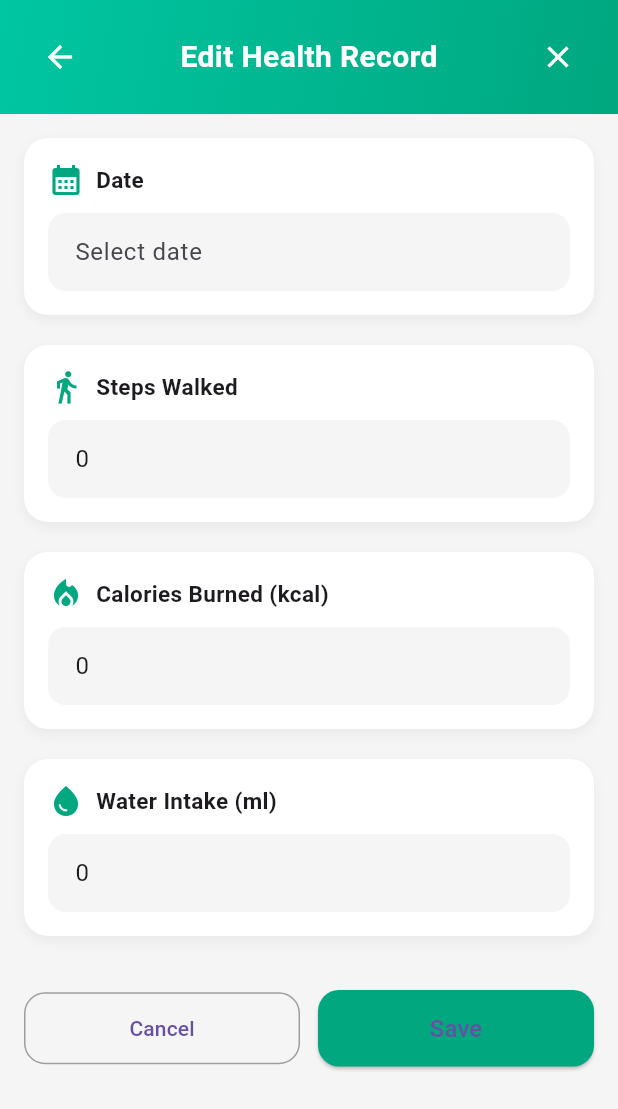
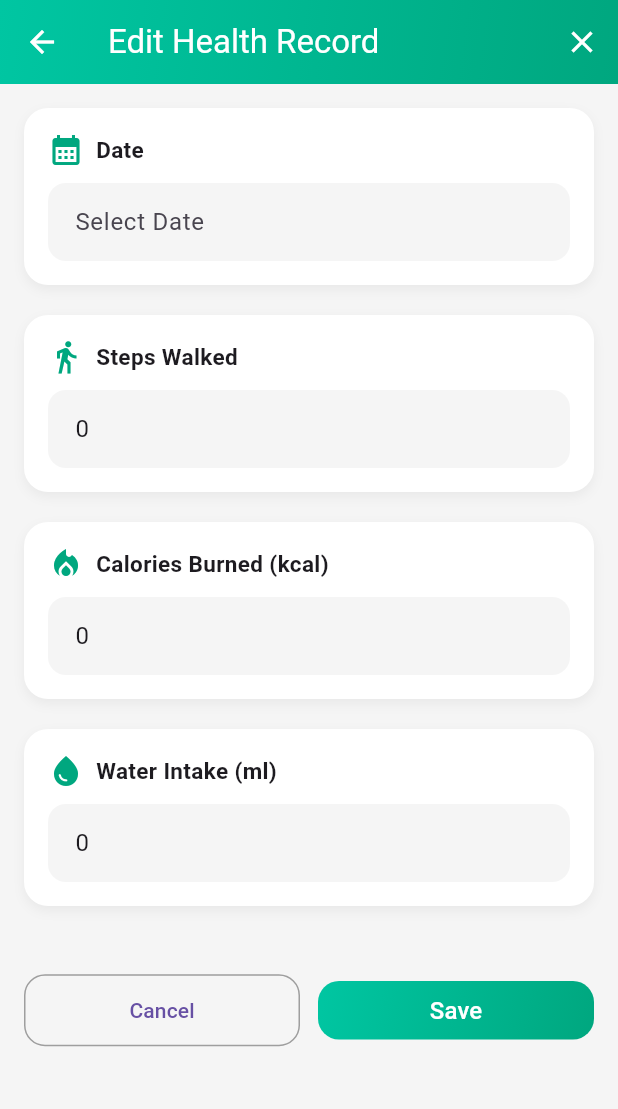
Before and after one commit to Ishini-Edirisinghe/MAD-CW-1-A, a Flutter app: the EditRecordScreen screen opened directly with empty values, on a phone screen of 412 x 824 dp. Shown: the top 1109 px of the screen. Run offline on Flutter 3.47's test engine with Material 3 defaults, Android fonts, the phone set to English and light mode, and no system bars; our stand-ins replace fl_chart, sqflite; accounts and stored records are empty.

Commit message:
add edit screen ui issue fixes

```diff
--- a/lib/features/edit_record_screen.dart
+++ b/lib/features/edit_record_screen.dart
@@ -18,10 +18,15 @@ class _EditRecordScreenState extends State<EditRecordScreen> {
   late TextEditingController caloriesController;
   late TextEditingController waterController;
 
+  final Gradient _gradient = const LinearGradient(
+    colors: [Color(0xFF00C6A2), Color(0xFF00A77F)],
+    begin: Alignment.topLeft,
+    end: Alignment.bottomRight,
+  );
+
   @override
   void initState() {
     super.initState();
-
     dateController = TextEditingController(text: widget.record.date);
     stepsController = TextEditingController(
       text: widget.record.steps.toString(),
@@ -75,68 +80,86 @@ class _EditRecordScreenState extends State<EditRecordScreen> {
     );
 
     await DatabaseHandler.instance.updateRecord(updatedRecord);
-
-    if (mounted) {
-      Navigator.pop(context);
-    }
+    if (mounted) Navigator.pop(context, true);
   }
 
   @override
   Widget build(BuildContext context) {
     return Scaffold(
       backgroundColor: Colors.grey.shade100,
-      body: SafeArea(
-        child: Column(
-          children: [
-            _buildHeader(),
-            Expanded(
-              child: SingleChildScrollView(
+      appBar: _buildHeader(),
+      body: SingleChildScrollView(
         padding: const EdgeInsets.all(16),
         child: Column(
           children: [
-                    _buildInputCard(
-                      label: "Date",
-                      icon: Icons.calendar_month,
-                      child: TextField(
+            _buildCard(
+              "Date",
+              Icons.calendar_month,
+              TextField(
                 controller: dateController,
                 readOnly: true,
                 onTap: pickDate,
-                        decoration: _inputDecoration("Select date"),
+                decoration: _inputDecoration("Select Date"),
               ),
             ),
-                    _buildInputCard(
-                      label: "Steps Walked",
-                      icon: Icons.directions_walk,
-                      child: TextField(
+            _buildCard(
+              "Steps Walked",
+              Icons.directions_walk,
+              TextField(
                 controller: stepsController,
                 keyboardType: TextInputType.number,
                 decoration: _inputDecoration("e.g., 8500"),
               ),
             ),
-                    _buildInputCard(
-                      label: "Calories Burned (kcal)",
-                      icon: Icons.local_fire_department,
-                      child: TextField(
+            _buildCard(
+              "Calories Burned (kcal)",
+              Icons.local_fire_department,
+              TextField(
                 controller: caloriesController,
                 keyboardType: TextInputType.number,
                 decoration: _inputDecoration("e.g., 420"),
               ),
             ),
-                    _buildInputCard(
-                      label: "Water Intake (ml)",
-                      icon: Icons.water_drop,
-                      child: TextField(
+            _buildCard(
+              "Water Intake (ml)",
+              Icons.water_drop,
+              TextField(
                 controller: waterController,
                 keyboardType: TextInputType.number,
                 decoration: _inputDecoration("e.g., 2100"),
               ),
             ),
             const SizedBox(height: 16),
-                    _buildButtons(),
+
+            // SAME BUTTONS AS ADD SCREEN
+            _buildButtons(_saveRecord),
             const SizedBox(height: 24),
           ],
         ),
       ),
+    );
+  }
+
+  PreferredSizeWidget _buildHeader() {
+    return PreferredSize(
+      preferredSize: const Size.fromHeight(kToolbarHeight),
+      child: Container(
+        decoration: BoxDecoration(gradient: _gradient),
+        child: AppBar(
+          title: const Text(
+            "Edit Health Record",
+            style: TextStyle(color: Colors.white),
+          ),
+          backgroundColor: Colors.transparent,
+          elevation: 0,
+          leading: IconButton(
+            icon: const Icon(Icons.arrow_back, color: Colors.white),
+            onPressed: () => Navigator.pop(context),
+          ),
+          actions: [
+            IconButton(
+              icon: const Icon(Icons.close, color: Colors.white),
+              onPressed: () => Navigator.pop(context),
             ),
           ],
         ),
@@ -144,52 +167,7 @@ class _EditRecordScreenState extends State<EditRecordScreen> {
     );
   }
 
-  Widget _buildHeader() {
-    return Container(
-      width: double.infinity,
-      padding: const EdgeInsets.symmetric(horizontal: 16),
-      height: kToolbarHeight + 20,
-      decoration: const BoxDecoration(
-        gradient: LinearGradient(
-          colors: [Color(0xFF00C6A2), Color(0xFF00A77F)],
-          begin: Alignment.topLeft,
-          end: Alignment.bottomRight,
-        ),
-      ),
-      child: Row(
-        mainAxisAlignment: MainAxisAlignment.spaceBetween,
-        children: [
-          // Back Button
-          IconButton(
-            onPressed: () => Navigator.pop(context),
-            icon: const Icon(Icons.arrow_back, color: Colors.white),
-          ),
-
-          // Title - SAME STYLE AS ADD SCREEN
-          const Text(
-            "Edit Health Record",
-            style: TextStyle(
-              color: Colors.white,
-              fontSize: 20,
-              fontWeight: FontWeight.w600,
-            ),
-          ),
-
-          // Close Button
-          IconButton(
-            onPressed: () => Navigator.pop(context),
-            icon: const Icon(Icons.close, color: Colors.white),
-          ),
-        ],
-      ),
-    );
-  }
-
-  Widget _buildInputCard({
-    required String label,
-    required IconData icon,
-    required Widget child,
-  }) {
+  Widget _buildCard(String label, IconData icon, Widget child) {
     return Container(
       margin: const EdgeInsets.only(bottom: 20),
       padding: const EdgeInsets.all(16),
@@ -209,13 +187,13 @@ class _EditRecordScreenState extends State<EditRecordScreen> {
         children: [
           Row(
             children: [
-              Icon(icon, color: Color(0xFF00A77F)),
+              Icon(icon, color: const Color(0xFF00A77F)),
               const SizedBox(width: 8),
               Text(
                 label,
                 style: const TextStyle(
+                  fontWeight: FontWeight.w600,
                   fontSize: 15,
-                  fontWeight: FontWeight.w600,
                 ),
               ),
             ],
@@ -231,16 +209,16 @@ class _EditRecordScreenState extends State<EditRecordScreen> {
     return InputDecoration(
       hintText: hint,
       contentPadding: const EdgeInsets.symmetric(horizontal: 14, vertical: 14),
-      filled: true,
-      fillColor: Colors.grey.shade100,
       border: OutlineInputBorder(
         borderRadius: BorderRadius.circular(12),
         borderSide: BorderSide.none,
       ),
+      filled: true,
+      fillColor: Colors.grey.shade100,
     );
   }
 
-  Widget _buildButtons() {
+  Widget _buildButtons(Function() saveAction) {
     return Row(
       children: [
         Expanded(
@@ -259,15 +237,29 @@ class _EditRecordScreenState extends State<EditRecordScreen> {
         const SizedBox(width: 12),
         Expanded(
           child: ElevatedButton(
-            onPressed: _saveRecord,
+            onPressed: saveAction,
             style: ElevatedButton.styleFrom(
-              backgroundColor: Color(0xFF00A77F),
+              backgroundColor: Colors.transparent,
+              shadowColor: Colors.transparent,
               padding: const EdgeInsets.symmetric(vertical: 14),
               shape: RoundedRectangleBorder(
                 borderRadius: BorderRadius.circular(14),
               ),
             ),
-            child: const Text("Save", style: TextStyle(fontSize: 16)),
+            child: Ink(
+              decoration: BoxDecoration(
+                gradient: _gradient,
+                borderRadius: BorderRadius.circular(14),
+              ),
+              child: Container(
+                padding: const EdgeInsets.symmetric(vertical: 8),
+                alignment: Alignment.center,
+                child: const Text(
+                  "Save",
+                  style: TextStyle(color: Colors.white, fontSize: 16),
+                ),
+              ),
+            ),
           ),
         ),
       ],
--- a/lib/features/goal_screen.dart
+++ b/lib/features/goal_screen.dart
@@ -5,7 +5,7 @@ class GoalPage extends StatelessWidget {
 
   final int dailyStepsGoal = 8000;
   final int waterIntakeGoal = 2500;
-  final int caloriesGoal = 2200; // ADDED
+  final int caloriesGoal = 2200;
 
   @override
   Widget build(BuildContext context) {
@@ -16,7 +16,6 @@ class GoalPage extends StatelessWidget {
 
       body: Column(
         children: [
-          // Custom Gradient Header
           Container(
             padding: const EdgeInsets.all(20),
             width: double.infinity,
@@ -48,7 +47,6 @@ class GoalPage extends StatelessWidget {
             ),
           ),
 
-          // Body content
           Expanded(
             child: SingleChildScrollView(
               padding: const EdgeInsets.all(16),
--- a/lib/model/health_records.dart
+++ b/lib/model/health_records.dart
@@ -13,7 +13,6 @@ class HealthRecord {
     required this.water,
   });
 
-  // Convert model → Map (for database insert/update)
   Map<String, dynamic> toMap() {
     return {
       'id': id,
@@ -24,7 +23,6 @@ class HealthRecord {
     };
   }
 
-  // Convert Map → Model (for reading from database)
   factory HealthRecord.fromMap(Map<String, dynamic> map) {
     return HealthRecord(
       id: map['id'],
```
Also changed, not shown: lib/database/database_handler.dart (+0 -13 lines), lib/features/add_health_record_screen.dart (+133 -134 lines). Lines whose indentation alone changed are shown as unchanged.
